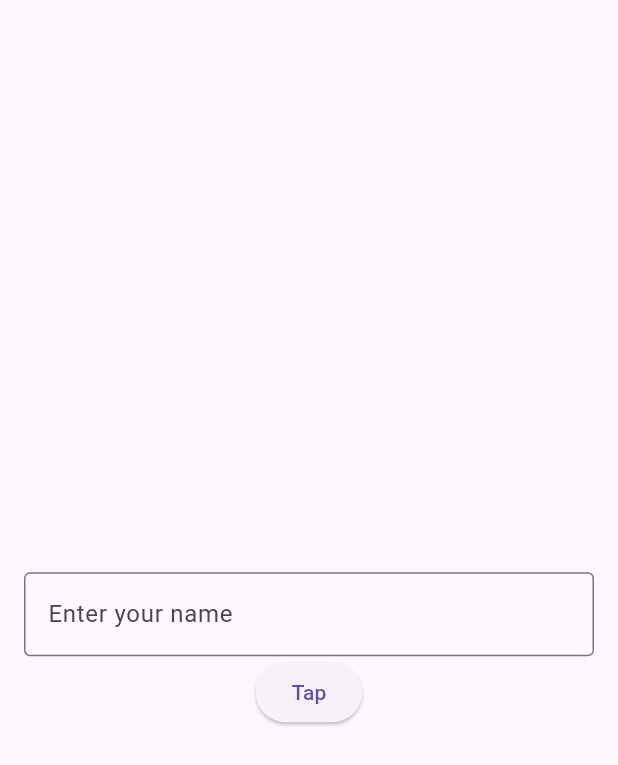
After one commit to HassanElshazlyEida/flutter-tutorial, a Flutter app: the screen it shows after launch, in the side drawer, after a tap on "To Do List", on a phone screen of 412 x 824 dp. The commit adds this screen. Shown: the top 765 px of the screen. Run offline on Flutter 3.47's test engine with Material 3 defaults, Android fonts, the phone set to English and light mode, and no system bars.

Commit message:
💥 NEW: Inputs & stateful widget & some widgets

```diff
--- a/lib/main.dart
+++ b/lib/main.dart
@@ -14,6 +14,7 @@ class MyApp extends StatelessWidget {
   Widget build(BuildContext context) {
     return MaterialApp(
       home: FirstPage(),
+      debugShowCheckedModeBanner: false,
       routes: {
         '/first': (context) => FirstPage(),
         '/home': (context) => Home(),
--- a/lib/pages/first_page.dart
+++ b/lib/pages/first_page.dart
@@ -2,6 +2,8 @@ import 'package:flutter/material.dart';
 import 'package:udemy_flutter/pages/Home.dart';
 import 'package:udemy_flutter/pages/Setting.dart';
 import 'package:udemy_flutter/pages/profile.dart';
+
+import 'todo_page.dart';
 
 class FirstPage extends StatefulWidget {
 
@@ -72,7 +74,16 @@ class _FirstPageState extends State<FirstPage> {
                 Navigator.pop(context);
                 _navigateToPage(2);
               },
-            )
+            ),
+             ListTile(
+              leading: Icon(Icons.note, color: Colors.white),
+              title: Text('To Do List', style: TextStyle(color: Colors.white)),
+              onTap: () {
+                Navigator.pop(context);
+                Navigator.push(context, MaterialPageRoute(builder: (context) => ToDoPage()));
+              },
+            ),
+
           ]
         ),
       ),
--- /dev/null
+++ b/lib/pages/todo_page.dart
@@ -0,0 +1,46 @@
+import 'package:flutter/material.dart';
+
+class ToDoPage extends  StatefulWidget {
+  @override
+  State<ToDoPage> createState() => _ToDoPageState();
+}
+
+class _ToDoPageState extends State<ToDoPage> {
+
+  TextEditingController _controller = TextEditingController();
+  String greetingMessage = '';
+  void greetUser(){
+    setState(() {
+      greetingMessage = _controller.text;
+    });
+  }
+
+
+  @override
+  Widget build(BuildContext context) {
+    return Scaffold(
+      body: Center(
+        child: Padding(
+          padding: const EdgeInsets.all(8.0),
+          child: Padding(
+            padding: const EdgeInsets.all(8.0),
+            child: Column(
+              mainAxisAlignment: MainAxisAlignment.center,
+              children: [
+                Text(greetingMessage, style: TextStyle(fontSize: 30)),
+                TextField(
+                  controller: _controller,
+                  decoration: InputDecoration(
+                    hintText: 'Enter your name',
+                    border: OutlineInputBorder()
+                  ),
+                ),
+                ElevatedButton(onPressed: greetUser, child: Text('Tap'))
+              ],
+            ),
+          ),
+        ),
+      ),
+    );
+  }
+}
```
Also changed, not shown: lib/pages/ToDoApp.dart (deleted).
